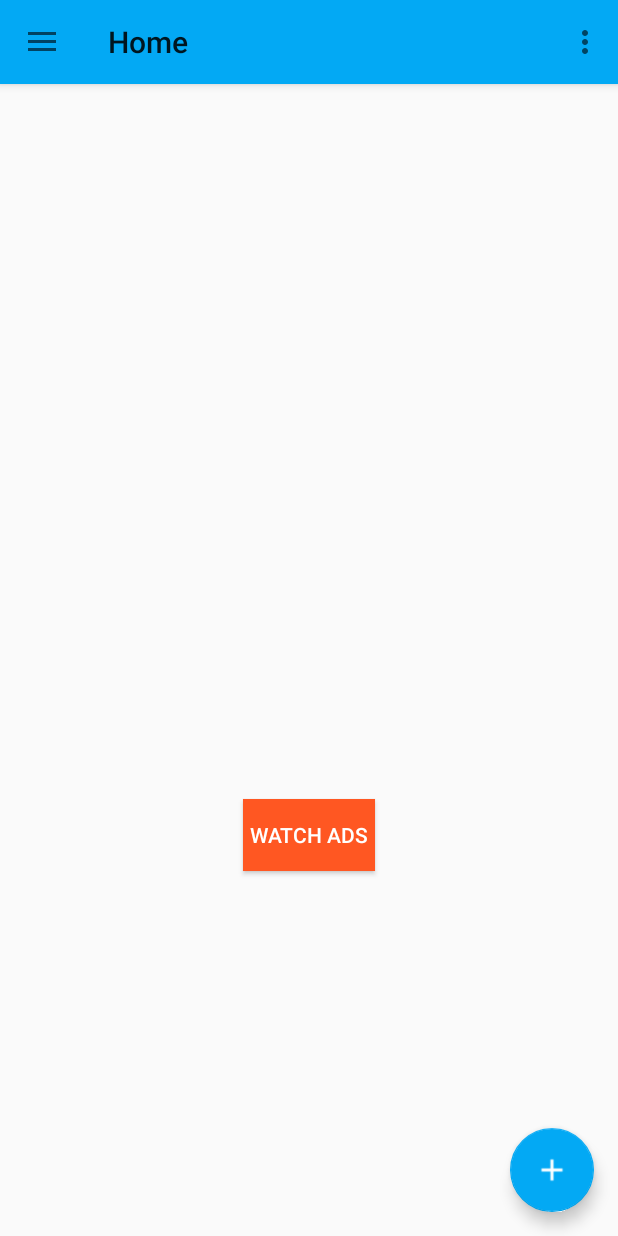
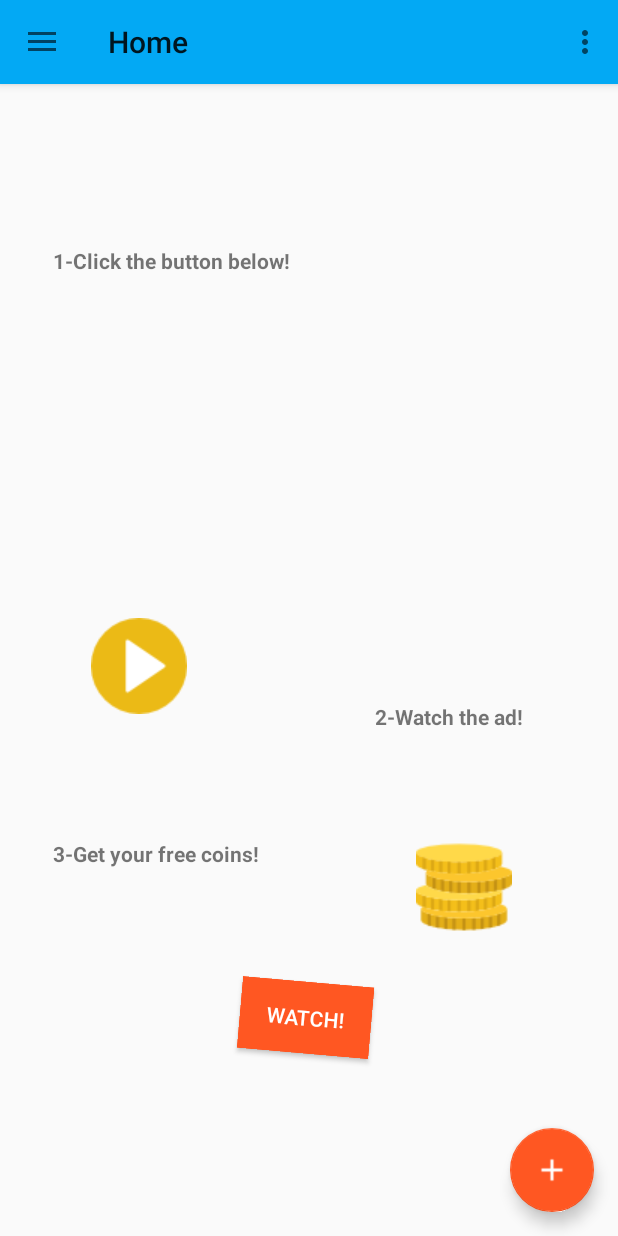
Before and after one commit to OzanPINAR/MevzuBahis, an Android app: the fragment GetCoinFragment placed in its activity, on a phone screen of 412 x 824 dp. Run offline under Robolectric (Android 15) with nearby library versions, the phone set to English and light mode, and no system bars; our stand-ins replace ButterKnife, Firebase (no records; nobody signed in at launch, a user with empty details on screens opened directly); libraries missing offline, so code that uses them is left out: com.facebook, com.facebook.login; pictures from the network do not load; 5 statements that could not run were skipped.

Commit message:
inanılmaz degisiklikler

```diff
--- a/app/build.gradle
+++ b/app/build.gradle
@@ -59,7 +59,7 @@ dependencies {
   apt 'org.parceler:parceler:1.1.1'
   debugCompile 'com.squareup.leakcanary:leakcanary-android:1.5'
   releaseCompile 'com.squareup.leakcanary:leakcanary-android-no-op:1.5'
-  compile 'com.github.florent37:diagonallayout:1.0.4'
+  compile 'com.github.florent37:arclayout:1.0.2'
 }
 
 apply plugin: 'com.google.gms.google-services'
--- a/app/src/main/AndroidManifest.xml
+++ b/app/src/main/AndroidManifest.xml
@@ -41,7 +41,7 @@
         android:name=".Activities.BetsActivity"
         android:label="@string/title_activity_bets"
         android:parentActivityName=".MainActivity"
-        android:theme="@style/AppTheme">
+        >
       <meta-data
           android:name="android.support.PARENT_ACTIVITY"
           android:value="ege.mevzubahis.MainActivity"/>
--- a/app/src/main/java/ege/mevzubahis/Fragments/GetCoinFragment.java
+++ b/app/src/main/java/ege/mevzubahis/Fragments/GetCoinFragment.java
@@ -1,17 +1,17 @@
 package ege.mevzubahis.Fragments;
 
-import android.content.Intent;
 import android.net.Uri;
 import android.os.Bundle;
 import android.support.v4.app.Fragment;
 import android.view.LayoutInflater;
 import android.view.View;
 import android.view.ViewGroup;
+import android.view.animation.Animation;
+import android.view.animation.AnimationUtils;
 import android.widget.Button;
 import butterknife.BindView;
 import butterknife.ButterKnife;
 import butterknife.OnClick;
-import com.google.android.gms.ads.InterstitialAd;
 import ege.mevzubahis.R;
 
 /**
@@ -73,6 +73,9 @@ public class GetCoinFragment extends Fragment  {
     // Inflate the layout for this fragment
     View view = inflater.inflate(R.layout.fragment_get_coin, container, false);
     ButterKnife.bind(this, view);
+
+    final Animation myAnim = AnimationUtils.loadAnimation(getActivity(), R.anim.shake);
+    watchAdButton.setAnimation(myAnim);
     return view;
   }
 
--- a/app/src/main/java/ege/mevzubahis/MainActivity.java
+++ b/app/src/main/java/ege/mevzubahis/MainActivity.java
@@ -1,20 +1,13 @@
 package ege.mevzubahis;
 
-import android.app.AlarmManager;
-import android.app.PendingIntent;
 import android.content.Context;
 import android.content.Intent;
 import android.content.SharedPreferences;
-import android.graphics.Bitmap;
-import android.graphics.BitmapFactory;
-import android.icu.util.Calendar;
-import android.net.Uri;
 import android.os.Bundle;
 import android.os.Handler;
 import android.preference.PreferenceManager;
 import android.support.design.widget.FloatingActionButton;
 import android.support.design.widget.NavigationView;
-import android.support.design.widget.Snackbar;
 import android.support.v4.app.Fragment;
 import android.support.v4.app.FragmentTransaction;
 import android.support.v4.view.GravityCompat;
@@ -33,13 +26,8 @@ import com.bumptech.glide.Glide;
 import com.bumptech.glide.load.engine.DiskCacheStrategy;
 import com.facebook.AccessToken;
 import com.facebook.FacebookSdk;
-import com.facebook.Profile;
-import com.facebook.internal.ImageRequest;
 import com.facebook.login.LoginManager;
-
-import com.google.firebase.FirebaseApp;
 import com.google.firebase.iid.FirebaseInstanceId;
-import com.google.firebase.storage.FirebaseStorage;
 import ege.mevzubahis.Activities.AboutActivity;
 import ege.mevzubahis.Activities.BetsActivity;
 import ege.mevzubahis.Activities.DefaultIntro;
@@ -51,9 +39,6 @@ import ege.mevzubahis.Fragments.SettingsFragment;
 import ege.mevzubahis.Fragments.StatsFragment;
 import ege.mevzubahis.Managers.Config;
 import ege.mevzubahis.Utils.CircleTransform;
-import java.net.URL;
-
-import static ege.mevzubahis.Activities.LoginActivity.userId;
 
 public class MainActivity extends AppCompatActivity {
 
@@ -72,7 +57,7 @@ public class MainActivity extends AppCompatActivity {
 
   SharedPreferences pref;
   private static final String urlNavHeaderBg =
-      "http://api.androidhive.info/images/nav-menu-header-bg.jpg";
+      "https://www.beautycolorcode.com/03a9f4-2048x1536.png";
 
   public static int navItemIndex = 0;
 
--- /dev/null
+++ b/app/src/main/res/anim/shake.xml
@@ -0,0 +1,9 @@
+<?xml version="1.0" encoding="utf-8"?>
+<rotate xmlns:android="http://schemas.android.com/apk/res/android"
+    android:duration="100"
+    android:fromDegrees="-5"
+    android:pivotX="50%"
+    android:pivotY="50%"
+    android:repeatCount="10"
+    android:repeatMode="reverse"
+    android:toDegrees="5" />
--- a/app/src/main/res/layout/activity_bets.xml
+++ b/app/src/main/res/layout/activity_bets.xml
@@ -17,13 +17,13 @@
         android:layout_width="match_parent"
         android:layout_height="wrap_content"
         android:paddingTop="@dimen/appbar_padding_top"
-        android:theme="@style/AppTheme.AppBarOverlay">
+        >
 
         <android.support.v7.widget.Toolbar
             android:id="@+id/toolbar"
             android:layout_width="match_parent"
             android:layout_height="?attr/actionBarSize"
-            android:background="?attr/colorPrimary"
+            android:background="@color/colorPrimary"
             app:layout_scrollFlags="scroll|enterAlways"
             app:popupTheme="@style/AppTheme.PopupOverlay">
 
--- a/app/src/main/res/layout/app_bar_main.xml
+++ b/app/src/main/res/layout/app_bar_main.xml
@@ -33,7 +33,7 @@
       android:layout_height="wrap_content"
       android:layout_gravity="bottom|end"
       android:layout_margin="@dimen/fab_margin"
-      app:backgroundTint="@color/colorPrimary"
+      app:backgroundTint="@color/colorAccent"
       android:src="@drawable/ic_add_white_24dp" />
 
 </android.support.design.widget.CoordinatorLayout>
--- a/app/src/main/res/layout/fragment_get_coin.xml
+++ b/app/src/main/res/layout/fragment_get_coin.xml
@@ -1,4 +1,5 @@
 <RelativeLayout xmlns:android="http://schemas.android.com/apk/res/android"
+    xmlns:app="http://schemas.android.com/apk/res-auto"
     xmlns:tools="http://schemas.android.com/tools"
     android:layout_width="match_parent"
     android:layout_height="match_parent"
@@ -10,12 +11,70 @@
       android:text="@string/watch_ads"
       android:layout_width="wrap_content"
       android:layout_height="wrap_content"
-      android:layout_alignParentBottom="true"
-      android:layout_centerHorizontal="true"
-      android:layout_marginBottom="243dp"
+      android:layout_marginBottom="125dp"
       android:id="@+id/watch_ad_button"
       android:background="@color/colorAccent"
       android:textColor="@android:color/white"
+      android:layout_alignParentBottom="true"
+      android:layout_centerHorizontal="true"
+      />
+  <TextView
+      android:id="@+id/textView"
+      android:layout_width="wrap_content"
+      android:layout_height="wrap_content"
+      android:layout_alignParentLeft="true"
+      android:layout_alignParentStart="true"
+      android:layout_alignParentTop="true"
+      android:layout_marginLeft="35dp"
+      android:layout_marginStart="35dp"
+      android:layout_marginTop="108dp"
+      android:textStyle="bold"
+      android:text="1-Click the button below!"
+      />
+  <TextView
+      android:id="@+id/textView3"
+      android:layout_width="wrap_content"
+      android:layout_height="wrap_content"
+      android:text="2-Watch the ad!"
+      android:layout_above="@+id/textView4"
+      android:layout_toRightOf="@+id/watch_ad_button"
+      android:layout_toEndOf="@+id/watch_ad_button"
+      android:layout_marginBottom="72dp"
+      android:textStyle="bold"
+      />
+  <TextView
+      android:id="@+id/textView4"
+      android:layout_width="wrap_content"
+      android:layout_height="wrap_content"
+      android:layout_above="@+id/watch_ad_button"
+      android:layout_alignLeft="@+id/textView"
+      android:layout_alignStart="@+id/textView"
+      android:layout_marginBottom="72dp"
+      android:text="3-Get your free coins!"
+      android:textStyle="bold"
+      />
+  <ImageView
+      android:id="@+id/imageView2"
+      android:layout_width="wrap_content"
+      android:layout_height="wrap_content"
+      android:layout_alignBottom="@+id/textView3"
+      android:layout_marginBottom="11dp"
+      android:layout_marginEnd="37dp"
+      android:layout_marginRight="37dp"
+      android:layout_toLeftOf="@+id/watch_ad_button"
+      android:layout_toStartOf="@+id/watch_ad_button"
+      app:srcCompat="@drawable/playbutton"
+      />
+  <ImageView
+      android:id="@+id/imageView3"
+      android:layout_width="wrap_content"
+      android:layout_height="wrap_content"
+      android:layout_alignTop="@+id/textView4"
+      android:layout_marginLeft="27dp"
+      android:layout_marginStart="27dp"
+      android:layout_toEndOf="@+id/watch_ad_button"
+      android:layout_toRightOf="@+id/watch_ad_button"
+      app:srcCompat="@drawable/coins"
       />
 
 
--- a/app/src/main/res/layout/fragment_home.xml
+++ b/app/src/main/res/layout/fragment_home.xml
@@ -11,7 +11,7 @@
         android:id="@+id/betList"
         android:layout_width="match_parent"
         android:layout_height="500dp"
-        android:layout_below="@+id/coinText"
+
         android:layout_alignParentLeft="true"
         android:layout_alignParentStart="true" />
 
--- a/app/src/main/res/values/strings.xml
+++ b/app/src/main/res/values/strings.xml
@@ -47,10 +47,10 @@
   <string name="win_lose_ratio1">Win/Lose Ratio:</string>
   <string name="cancel_login">Login Cancelled</string>
   <string name="error_login">Login Error</string>
-  <string name="title_activity_bets">Challanges</string>
+  <string name="title_activity_bets">Challenges</string>
   <string name="action_settings">Settings</string>
   <string name="section_format">Hello World from section: %1$d</string>
-  <string name="watch_ads">watch ads</string>
+  <string name="watch_ads">watch!</string>
   <string name="place_holder_match">Loading Matches</string>
   <string name="home_wins">Home Wins</string>
   <string name="draw">Draw</string>
--- a/app/src/main/res/values/styles.xml
+++ b/app/src/main/res/values/styles.xml
@@ -1,7 +1,7 @@
 <resources>
 
     <!-- Base application theme. -->
-    <style name="AppTheme" parent="Theme.AppCompat.Light.DarkActionBar">
+    <style name="AppTheme" parent="Theme.AppCompat.Light.NoActionBar">
         <!-- Customize your theme here. -->
         <item name="colorPrimary">@color/colorPrimary</item>
         <item name="colorPrimaryDark">@color/colorPrimaryDark</item>
@@ -17,6 +17,12 @@
 
     <style name="AppTheme.AppBarOverlay" parent="ThemeOverlay.AppCompat.Dark.ActionBar" />
 
-    <style name="AppTheme.PopupOverlay" parent="ThemeOverlay.AppCompat.Light" />
+    <style name="AppTheme.PopupOverlay" parent="ThemeOverlay.AppCompat.Light" >
+
+        <item name="colorPrimary">@color/colorPrimary</item>
+        <item name="colorPrimaryDark">@color/colorPrimaryDark</item>
+        <item name="colorAccent">@color/colorAccent</item>
+
+    </style>
 
 </resources>
```
Also changed, not shown: app/src/main/java/ege/mevzubahis/Fragments/StatsFragment.java (+35 -16 lines), app/src/main/res/layout/fragment_stats.xml (+51 -20 lines), app/src/main/res/drawable/coins.png (added), app/src/main/res/drawable/playbutton.png (added).
